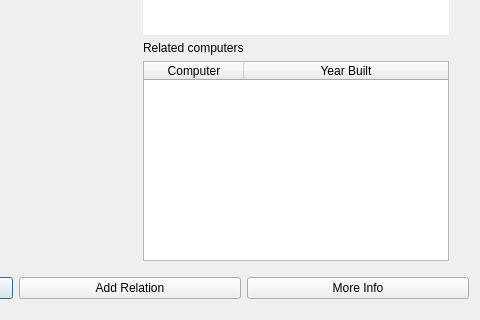
First picture: the form in scientistwindow.ui, repository athenabjorg/sacr, before the edit; both pictures show x 220 to 700 and y 280 to 600 of the 700 by 600 pixel window.
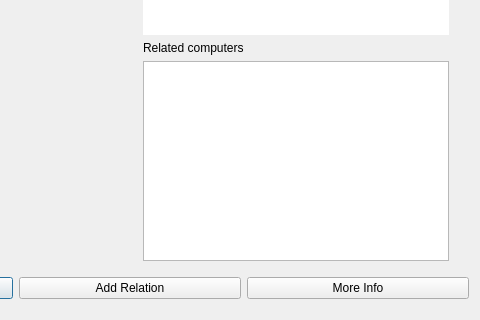
Second picture: the form after the edit. Icons and pictures are not drawn.

```diff
--- a/scientistwindow.ui
+++ b/scientistwindow.ui
@@ -309,7 +309,7 @@
           <bool>true</bool>
          </property>
          <attribute name="horizontalHeaderVisible">
-          <bool>true</bool>
+          <bool>false</bool>
          </attribute>
          <attribute name="horizontalHeaderCascadingSectionResizes">
           <bool>false</bool>
```
Left out of the diff: 8 changed lines with no effect on the pictures.
